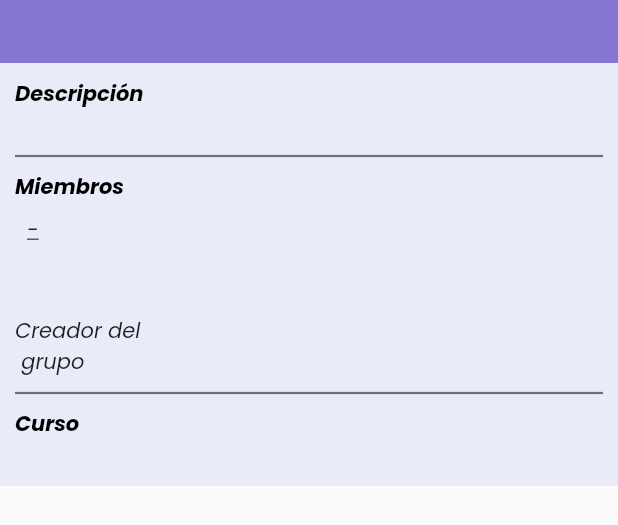
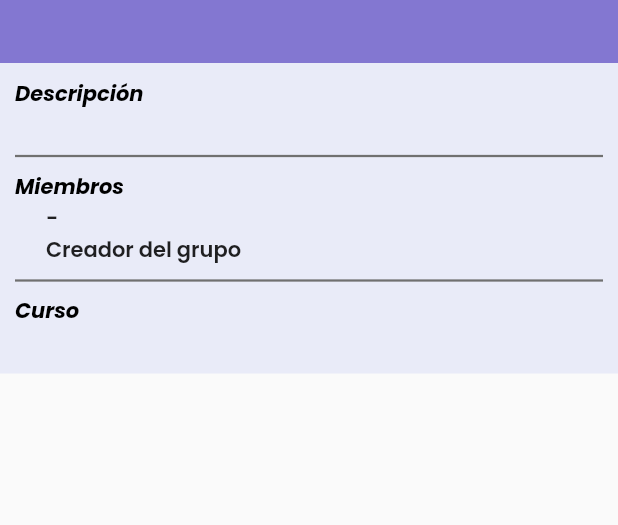
Before and after one commit to GinoQuispe21/Speedplanner-Mobile-App, a Flutter app: what groupCard() shows on an empty page, opened directly with empty values, on a phone screen of 412 x 824 dp. Shown: the top 525 px of the screen. Run offline on Flutter 3.47's test engine with Material 2 defaults, Android fonts, the phone set to English and light mode, and no system bars; our stand-ins replace flutter_colorpicker, flutter_spinkit, fluttertoast, rflutter_alert.

Commit message:
✨Added new color

```diff
--- a/lib/pages/groups.dart
+++ b/lib/pages/groups.dart
@@ -1,5 +1,6 @@
 import 'package:flutter/material.dart';
 import 'package:intl/intl.dart';
+import 'package:speedplanner/Services/UserService.dart';
 import 'package:speedplanner/utils/colors.dart';
 import 'package:speedplanner/utils/dateFooter.dart';
 import 'package:speedplanner/models/Group.dart';
@@ -8,12 +9,13 @@ import 'package:speedplanner/Services/GetAllCourses.dart';
 import 'package:speedplanner/Services/ProfileService.dart';
 import 'package:speedplanner/models/Member.dart';
 import 'package:speedplanner/models/Course.dart';
+import 'package:speedplanner/pages/addGroup.dart';
 
 class Groups extends StatefulWidget {
   final int id;
   final String token;
 
-  const Groups({this.id, this.token, Key key}) : super(key: key);
+  Groups({this.id, this.token, Key key}) : super(key: key);
 
   @override
   _GroupsState createState() => _GroupsState();
@@ -29,7 +31,11 @@ class _GroupsState extends State<Groups> {
       new GetAllCoursesByUserIdService();
   GroupService groupService = new GroupService();
   ProfileService profileService = new ProfileService();
+  UserService userService = new UserService();
   String name = '';
+  String username = '';
+  ScrollController scrollController = new ScrollController();
+  ScrollController mainScroll = new ScrollController();
 
   void getDate() {
     DateTime now = new DateTime.now();
@@ -72,8 +78,12 @@ class _GroupsState extends State<Groups> {
 
   void getName() async {
     await profileService.getProfileData(widget.id, widget.token);
+    await userService.getUserData(widget.id, widget.token);
     setState(() {
       name = profileService.name;
+      username = userService.user;
+      print('name: ' + name);
+      print('username: ' + username);
     });
   }
 
@@ -100,7 +110,12 @@ class _GroupsState extends State<Groups> {
             ? loadingGroups()
             : groupList.isEmpty
                 ? noGroups()
-                : Container(
+                : RawScrollbar(
+                    isAlwaysShown: true,
+                    controller: mainScroll,
+                    thumbColor: scrollColor,
+                    radius: Radius.circular(8),
+                    child: Container(
                         height: size.height,
                         width: double.infinity,
                         decoration: BoxDecoration(color: Color(0xffE9EBF8)),
@@ -114,9 +129,11 @@ class _GroupsState extends State<Groups> {
                                     height: size.height / 1.57,
                                     width: double.infinity,
                                     child: ListView.builder(
+                                        controller: scrollController,
                                         itemCount: groupList.length,
                                         itemBuilder: (context, index) {
-                                      return groupCard(groupList[index], name);
+                                          return groupCard(groupList[index],
+                                              name, scrollController, context);
                                         }),
                                   )
                                 ],
@@ -129,7 +146,8 @@ class _GroupsState extends State<Groups> {
                               )
                             ],
                           ),
-                    )));
+                        )),
+                  ));
   }
 }
 
@@ -181,7 +199,8 @@ Widget noGroups() {
   );
 }
 
-Widget groupCard(Group group, String name) {
+Widget groupCard(Group group, String name, ScrollController scrollController,
+    BuildContext context) {
   return Container(
     child: Column(
       children: <Widget>[
@@ -222,35 +241,40 @@ Widget groupCard(Group group, String name) {
                 Row(
                   children: [
                     Container(
+                      width: MediaQuery.of(context).size.width * 0.85,
+                      padding: EdgeInsets.symmetric(horizontal: 16.0),
+                      child: Column(
+                        children: <Widget>[
+                          Container(
+                              width: MediaQuery.of(context).size.width * 0.75,
+                              child: Text('-' + name + '\nCreador del grupo',
+                                  style:
+                                      TextStyle(fontWeight: FontWeight.w600))),
+                          group.members.length > 0
+                              ? Container(
                                   height: 75,
-                        width: 85,
-                        padding: EdgeInsets.all(8.0),
-                        child: Text('-' + name,
-                            style: TextStyle(
-                                fontStyle: FontStyle.italic,
-                                decoration: TextDecoration.underline))),
-                    Container(
-                        height: 70,
-                        width: 150,
-                        padding: EdgeInsets.symmetric(horizontal: 16.0),
+                                  width:
+                                      MediaQuery.of(context).size.width * 0.75,
+                                  child: RawScrollbar(
+                                    controller: scrollController,
+                                    isAlwaysShown: true,
+                                    thumbColor: purpleColor,
+                                    radius: Radius.circular(8),
                                     child: ListView.builder(
                                         itemCount: group.members.length,
-                            itemBuilder:
-                                (BuildContext context, int memberIndex) {
-                              return Container(
-                                child: Text(
-                                  '${group.members[memberIndex].name}',
-                                  textAlign: TextAlign.center,
+                                        itemBuilder: (BuildContext context,
+                                            int memberIndex) {
+                                          return Text(
+                                            '-${group.members[memberIndex].name}\n' +
+                                                '${group.members[memberIndex].description}',
+                                            textAlign: TextAlign.justify,
+                                          );
+                                        }),
                                   ),
-                              );
-                            }))
+                                )
+                              : SizedBox()
                         ],
                       ),
-                Row(
-                  children: [
-                    Text(
-                      'Creador del\n grupo',
-                      style: TextStyle(fontStyle: FontStyle.italic),
                     )
                   ],
                 ),
--- a/lib/utils/colors.dart
+++ b/lib/utils/colors.dart
@@ -2,6 +2,7 @@ import 'package:flutter/material.dart';
 
 Color greenColor = Color(0xff30B18B);
 Color purpleColor = Color(0xff8377d1);
+Color scrollColor = Color(0xF56E63B6);
 Color backgroundColor = Color(0xffE9EBF8);
 Color greyColor = Color(0xff161616);
 Color textFieldColor = Color(0xff707070);
```
Lines whose indentation alone changed are shown as unchanged.
